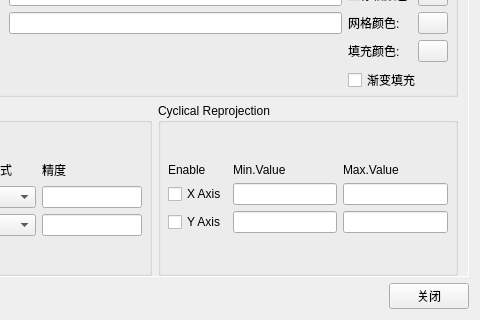
Qt form PlotManager.ui (whatudone/plotxy) before a commit; both pictures show x 779 to 1259 and y 446 to 766 of the 1259 by 766 pixel window.
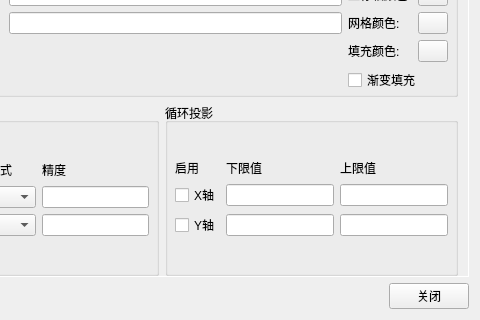
The same form after that commit. The open tabs and pages were chosen to show the change. Custom widgets are drawn as their Qt base class.

```diff
--- a/PlotManager.ui
+++ b/PlotManager.ui
@@ -1309,7 +1309,7 @@
            <item>
             <widget class="QGroupBox" name="groupBox_10">
              <property name="title">
-              <string>Cyclical Reprojection</string>
+              <string>循环投影</string>
              </property>
              <layout class="QVBoxLayout" name="verticalLayout_65">
               <property name="leftMargin">
@@ -1342,14 +1342,14 @@
                 <item row="0" column="3">
                  <widget class="QLabel" name="label_29">
                   <property name="text">
-                   <string>Max.Value</string>
+                   <string>上限值</string>
                   </property>
                  </widget>
                 </item>
                 <item row="1" column="0" colspan="2">
                  <widget class="QCheckBox" name="checkBox_7">
                   <property name="text">
-                   <string>X Axis</string>
+                   <string>X轴</string>
                   </property>
                  </widget>
                 </item>
@@ -1362,7 +1362,7 @@
                 <item row="2" column="0" colspan="2">
                  <widget class="QCheckBox" name="checkBox_8">
                   <property name="text">
-                   <string>Y Axis</string>
+                   <string>Y轴</string>
                   </property>
                  </widget>
                 </item>
@@ -1375,14 +1375,14 @@
                 <item row="0" column="2">
                  <widget class="QLabel" name="label_28">
                   <property name="text">
-                   <string>Min.Value</string>
+                   <string>下限值</string>
                   </property>
                  </widget>
                 </item>
                 <item row="0" column="0" colspan="2">
                  <widget class="QLabel" name="label_27">
                   <property name="text">
-                   <string>Enable</string>
+                   <string>启用</string>
                   </property>
                  </widget>
                 </item>
```
Left out of the diff: 2 changed lines with no effect on the pictures.
